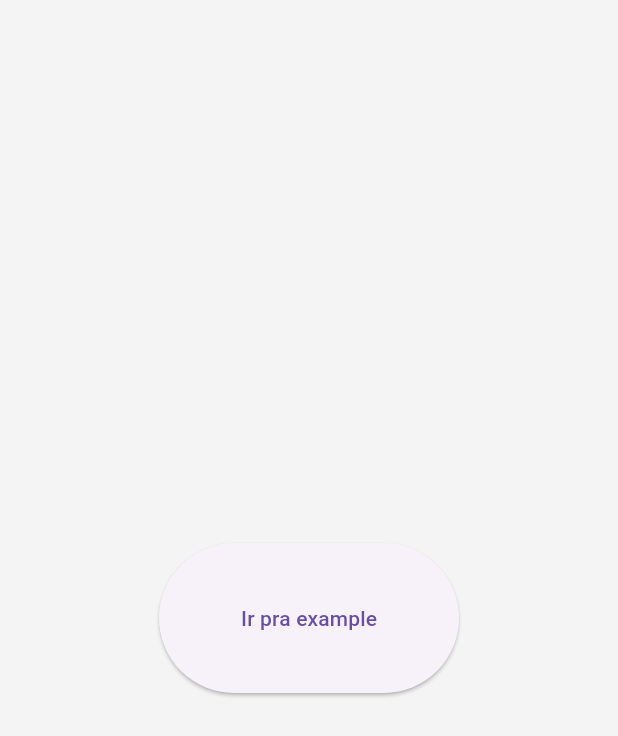
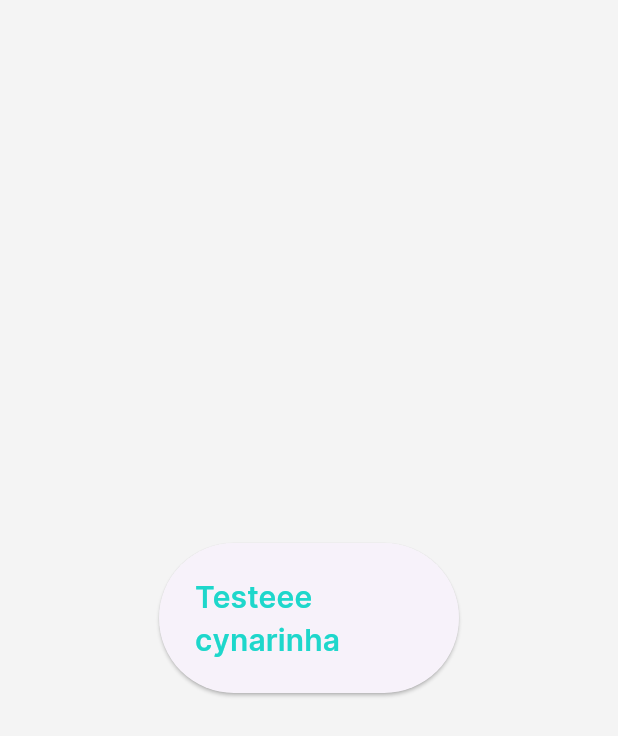
Before and after one commit to CynaraCosta/tcc-mobile, a Flutter app: the screen it shows after launch, on a phone screen of 412 x 824 dp. Shown: the top 736 px of the screen. Run offline on Flutter 3.47's test engine with Material 3 defaults, Android fonts, the phone set to English and light mode, and no system bars; our stand-ins replace dio, equatable, flutter_bloc, flutter_svg, get_it, go_router and 2 more.

Commit message:
add soma text

```diff
--- a/tcc_mobile/lib/gen/assets.gen.dart
+++ b/tcc_mobile/lib/gen/assets.gen.dart
@@ -42,11 +42,14 @@ class $AssetsFontsGen {
 class $AssetsIconsGen {
   const $AssetsIconsGen();
 
+  /// File path: assets/icons/gallery.svg
+  String get gallery => 'assets/icons/gallery.svg';
+
   /// File path: assets/icons/message.svg
   String get message => 'assets/icons/message.svg';
 
   /// List of all assets
-  List<String> get values => [message];
+  List<String> get values => [gallery, message];
 }
 
 class $AssetsImagesGen {
--- a/tcc_mobile/lib/page_routes.dart
+++ b/tcc_mobile/lib/page_routes.dart
@@ -6,6 +6,8 @@ import 'package:tcc_mobile/commons/network/api_data_source_delegate.dart';
 import 'package:tcc_mobile/commons/network/data/request_params.dart';
 import 'package:tcc_mobile/commons/network/data/request_type.dart';
 import 'package:tcc_mobile/commons/router/router.dart';
+import 'package:tcc_mobile/gen/colors.gen.dart';
+import 'package:tcc_mobile/soma/soma.dart';
 
 final AppNavigator appNavigator = GetIt.I.get<AppNavigator>();
 
@@ -26,10 +28,15 @@ final homeRoute = PageRoute(
               ),
               mapper: (mapper) {},
             );
-            // await dio.get('/posts/1');
             appNavigator.pushToUrl(Uri.parse('/example/example_widget'));
           },
-          child: const Text('Ir pra example'),
+          child: const SomaText(
+            text: 'Testeee cynarinha',
+            type: SomaTypographyType.title1,
+            customTextStyle: TextStyle(
+              color: ColorName.brand,
+            ),
+          ),
         ),
       ),
     );
--- /dev/null
+++ b/tcc_mobile/lib/soma/src/components/card/card_barrel.dart
@@ -0,0 +1,5 @@
+library card;
+
+export 'card_style.dart';
+export 'card_tokens.dart';
+export 'card_widget.dart';
--- a/tcc_mobile/lib/soma/src/components/components.dart
+++ b/tcc_mobile/lib/soma/src/components/components.dart
@@ -1,3 +1,5 @@
 library soma_components;
 
+export 'card/card_barrel.dart';
 export 'soma_icon/soma_icon.dart';
+export 'soma_text/soma_text_barrel.dart';
--- a/tcc_mobile/lib/soma/src/components/soma_icon/soma_icon_enum.dart
+++ b/tcc_mobile/lib/soma/src/components/soma_icon/soma_icon_enum.dart
@@ -1,7 +1,8 @@
 import 'package:tcc_mobile/soma/src/core/base/support/icons_string.dart';
 
 enum SomaIcon {
-  message(SomaIconsStrings.message);
+  message(SomaIconsStrings.message),
+  gallery(SomaIconsStrings.gallery);
 
   const SomaIcon(this.value);
 
--- /dev/null
+++ b/tcc_mobile/lib/soma/src/components/soma_text/soma_text_barrel.dart
@@ -0,0 +1,6 @@
+library soma_text;
+
+
+export './soma_text_style.dart';
+export './soma_text_tokens.dart';
+export './soma_text_widget.dart';
--- /dev/null
+++ b/tcc_mobile/lib/soma/src/components/soma_text/soma_text_style.dart
@@ -0,0 +1,24 @@
+import 'package:flutter/material.dart';
+import 'package:tcc_mobile/soma/soma.dart';
+
+enum SomaTypographyType {
+  title1,
+  title2,
+  title3,
+  description;
+
+  SomaTextTokens getTokens(BuildContext context) {
+    switch (this) {
+      case title1:
+        return SomaTheme.getComponentTokensOf(context).typography.title1;
+      case title2:
+        return SomaTheme.getComponentTokensOf(context).typography.title2;
+      case title3:
+        return SomaTheme.getComponentTokensOf(context).typography.title3;
+      case description:
+        return SomaTheme.getComponentTokensOf(context).typography.description;
+      default:
+        throw Exception('Not a typography known');
+    }
+  }
+}
--- /dev/null
+++ b/tcc_mobile/lib/soma/src/components/soma_text/soma_text_widget.dart
@@ -0,0 +1,55 @@
+import 'package:flutter/material.dart';
+import 'package:tcc_mobile/soma/soma.dart';
+
+class SomaText extends StatelessWidget {
+  const SomaText({
+    required this.text,
+    this.type,
+    this.customTextStyle,
+    super.key,
+  });
+
+  final String text;
+  final SomaTypographyType? type;
+  final TextStyle? customTextStyle;
+
+  TextStyle getStyle(
+    BuildContext context,
+    SomaTextTokens? tokens,
+    TextStyle? customTextStyle,
+  ) {
+    final designTokens = SomaTheme.getDesignTokensOf(context);
+    final isInverse = SomaContext.of(context);
+    final textColor = isInverse
+        ? designTokens.colors.fontColor.light.primary
+        : designTokens.colors.fontColor.dark.primary;
+
+    return TextStyle(
+      fontFamily: tokens?.fontFamily ?? designTokens.fonts.family.base,
+      fontSize: tokens?.fontSize ?? designTokens.fonts.size.sm,
+      fontWeight: tokens?.fontWeight ?? designTokens.fonts.weight.regular,
+      color: tokens?.textColor ?? textColor,
+    ).merge(
+      customTextStyle?.copyWith(
+        color: customTextStyle.color,
+        fontFamily: customTextStyle.fontFamily,
+        fontSize: customTextStyle.fontSize,
+        fontWeight: customTextStyle.fontWeight,
+      ),
+    );
+  }
+
+  @override
+  Widget build(BuildContext context) {
+    final effectieStyle = getStyle(
+      context,
+      type?.getTokens(context),
+      customTextStyle,
+    );
+
+    return Text(
+      text,
+      style: effectieStyle,
+    );
+  }
+}
--- a/tcc_mobile/lib/soma/src/core/base/support/icons_string.dart
+++ b/tcc_mobile/lib/soma/src/core/base/support/icons_string.dart
@@ -2,4 +2,5 @@ class SomaIconsStrings {
   SomaIconsStrings._();
 
   static const String message = 'message';
+  static const String gallery = 'gallery';
 }
--- a/tcc_mobile/lib/soma/src/core/tokens/components.dart
+++ b/tcc_mobile/lib/soma/src/core/tokens/components.dart
@@ -1,3 +1,5 @@
+import 'package:tcc_mobile/soma/soma.dart';
+
 abstract class SomaComponentTokens {
   SomaComponentTokens({
     required this.defaultTokens,
@@ -8,5 +10,9 @@ abstract class SomaComponentTokens {
 }
 
 abstract class SomaComponents {
-  SomaComponents();
+  SomaComponents({
+    required this.typography,
+  });
+
+  final SomaTypographyTokens typography;
 }
--- a/tcc_mobile/lib/soma/src/core/tokens/support/icons.dart
+++ b/tcc_mobile/lib/soma/src/core/tokens/support/icons.dart
@@ -1,7 +1,9 @@
 abstract class SomaIcons {
   SomaIcons({
     required this.message,
+    required this.gallery,
   });
 
   final String message;
+  final String gallery;
 }
```
Also changed, not shown: tcc_mobile/lib/soma/src/components/card/card_widget.dart (added, +28 -0 lines), tcc_mobile/lib/soma/src/components/soma_text/soma_text_tokens.dart (added, +187 -0 lines), tcc_mobile/lib/soma/src/core/base/component_tokens.dart (+10 -0 lines), tcc_mobile/lib/soma/src/core/base/support/icons.dart (+7 -0 lines), tcc_mobile/assets/icons/gallery.svg (added), tcc_mobile/lib/soma/src/components/card/card_style.dart (added), tcc_mobile/lib/soma/src/components/card/card_tokens.dart (added).
